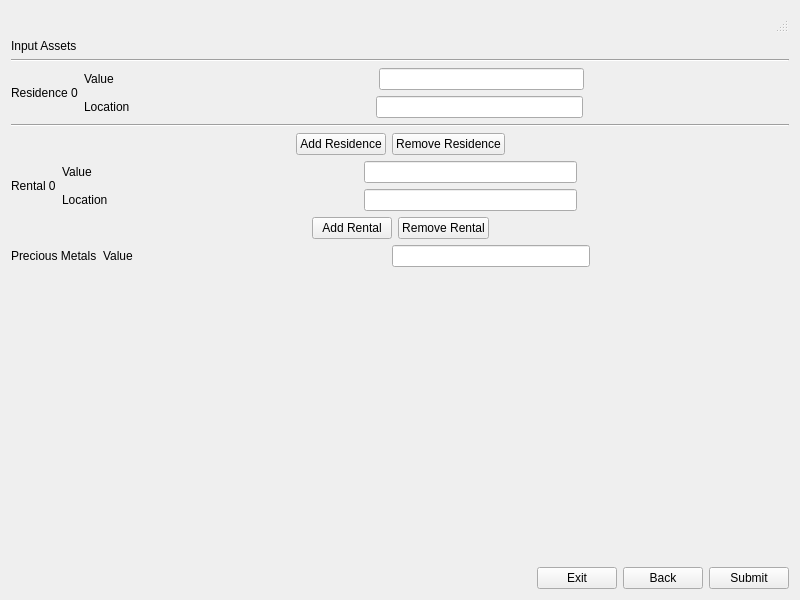
Above: Application/Application/predictionInputAssets.ui from abutlerboudakian/future_wallet before the change. Below: the same form after it.
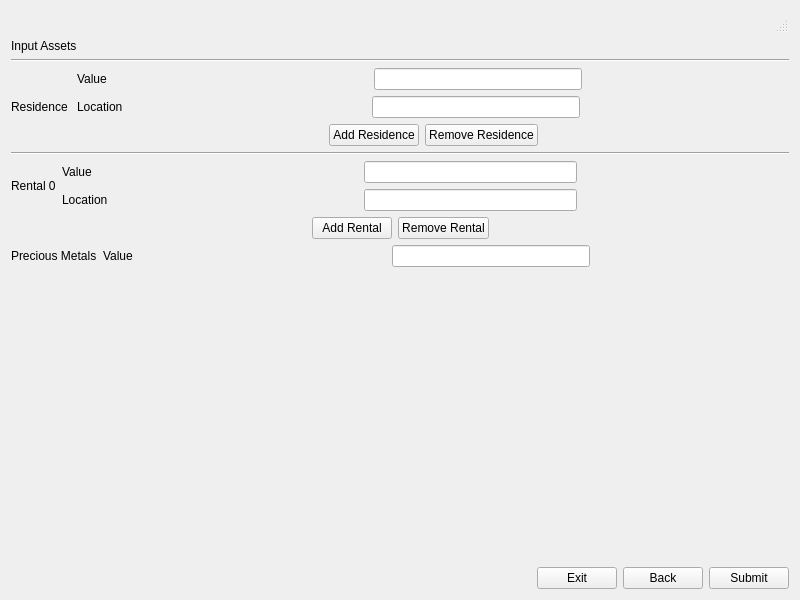
That is the form after the change.

Commit message: added functionality: add and remove residences

The edit to the form file:
```diff
--- a/Application/Application/predictionInputAssets.ui
+++ b/Application/Application/predictionInputAssets.ui
@@ -37,8 +37,6 @@
     </widget>
    </item>
    <item>
-    <layout class="QVBoxLayout" name="verticalLayout">
-     <item>
       <widget class="Line" name="line_2">
        <property name="orientation">
         <enum>Qt::Horizontal</enum>
@@ -46,11 +44,13 @@
       </widget>
      </item>
      <item>
+    <layout class="QVBoxLayout" name="Residences">
+     <item>
       <layout class="QHBoxLayout" name="horizontalLayout">
        <item>
         <widget class="QLabel" name="label">
          <property name="text">
-          <string>Residence 0</string>
+          <string>Residence </string>
          </property>
         </widget>
        </item>
@@ -88,7 +88,7 @@
             </spacer>
            </item>
            <item>
-            <widget class="QLineEdit" name="ResidenceValue"/>
+            <widget class="QLineEdit" name="ResidenceData0"/>
            </item>
            <item>
             <spacer name="horizontalSpacer_11">
@@ -143,7 +143,7 @@
             </spacer>
            </item>
            <item>
-            <widget class="QLineEdit" name="ResidenceLocation">
+            <widget class="QLineEdit" name="ResidenceData1">
              <property name="sizePolicy">
               <sizepolicy hsizetype="MinimumExpanding" vsizetype="Fixed">
                <horstretch>0</horstretch>
@@ -173,17 +173,6 @@
            </item>
           </layout>
          </item>
-        </layout>
-       </item>
-      </layout>
-     </item>
-     <item>
-      <widget class="Line" name="line">
-       <property name="orientation">
-        <enum>Qt::Horizontal</enum>
-       </property>
-      </widget>
-     </item>
      <item>
       <layout class="QHBoxLayout" name="horizontalLayout_2">
        <item>
@@ -228,6 +217,19 @@
        </item>
       </layout>
      </item>
+        </layout>
+       </item>
+      </layout>
+     </item>
+    </layout>
+   </item>
+   <item>
+    <widget class="Line" name="line">
+     <property name="orientation">
+      <enum>Qt::Horizontal</enum>
+     </property>
+    </widget>
+   </item>
      <item>
       <layout class="QHBoxLayout" name="horizontalLayout_5">
        <item>
@@ -274,7 +276,7 @@
             </spacer>
            </item>
            <item>
-            <widget class="QLineEdit" name="RentValue"/>
+          <widget class="QLineEdit" name="RentalData0"/>
            </item>
            <item>
             <spacer name="horizontalSpacer_7">
@@ -326,7 +328,7 @@
             </spacer>
            </item>
            <item>
-            <widget class="QLineEdit" name="RentLocation"/>
+          <widget class="QLineEdit" name="RentalData1"/>
            </item>
            <item>
             <spacer name="horizontalSpacer_8">
@@ -490,7 +492,7 @@
        <property name="sizeHint" stdset="0">
         <size>
          <width>20</width>
-         <height>40</height>
+       <height>231</height>
         </size>
        </property>
       </spacer>
@@ -530,8 +532,6 @@
           <string>Submit</string>
          </property>
         </widget>
-       </item>
-      </layout>
      </item>
     </layout>
    </item>
```
Lines whose indentation alone changed are shown as unchanged. The commit also changes 3 other files.
